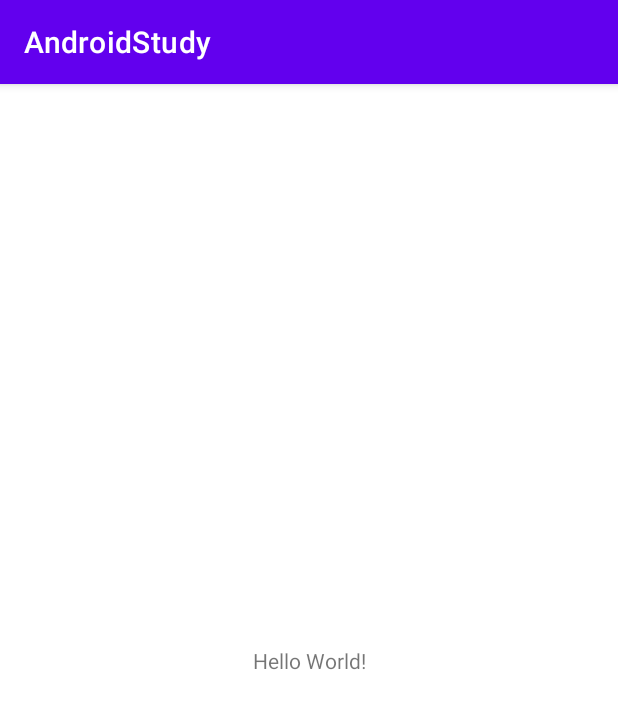
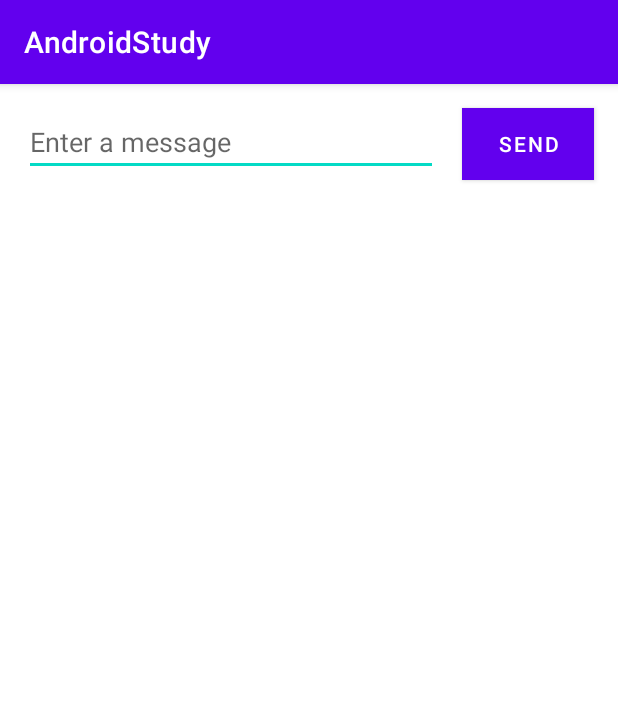
Before and after one commit to notes514/AndroidStudy, an Android app: the screen it shows after launch (MainActivity), on a phone screen of 412 x 824 dp. Shown: the top 709 px of the screen. Run offline under Robolectric (Android 15) with nearby library versions, the phone set to English and light mode, and no system bars.

Commit message:
第一个FristApp测试成功

```diff
--- a/app/src/main/res/layout/activity_main.xml
+++ b/app/src/main/res/layout/activity_main.xml
@@ -4,15 +4,36 @@
     xmlns:tools="http://schemas.android.com/tools"
     android:layout_width="match_parent"
     android:layout_height="match_parent"
-    tools:context=".MainActivity">
+    tools:context="com.android.study.MainActivity">
 
-    <TextView
+    <EditText
+        android:id="@+id/editTextPersonName"
+        android:layout_width="0dp"
+        android:layout_height="wrap_content"
+        android:layout_marginStart="16dp"
+        android:layout_marginTop="16dp"
+        android:ems="10"
+        android:hint="@string/edit_message"
+        android:inputType="textPersonName"
+        app:layout_constraintEnd_toStartOf="@+id/button"
+        app:layout_constraintHorizontal_bias="0.5"
+        app:layout_constraintStart_toStartOf="parent"
+        app:layout_constraintTop_toTopOf="parent"
+        tools:ignore="Autofill" />
+
+    <Button
+        android:id="@+id/button"
         android:layout_width="wrap_content"
         android:layout_height="wrap_content"
-        android:text="Hello World!"
-        app:layout_constraintBottom_toBottomOf="parent"
-        app:layout_constraintLeft_toLeftOf="parent"
-        app:layout_constraintRight_toRightOf="parent"
-        app:layout_constraintTop_toTopOf="parent" />
+        android:layout_marginStart="16dp"
+        android:layout_marginEnd="16dp"
+        android:background="@color/black"
+        android:onClick="sendMessage"
+        android:text="@string/button_send"
+        app:layout_constraintBaseline_toBaselineOf="@+id/editTextPersonName"
+        app:layout_constraintEnd_toEndOf="parent"
+        app:layout_constraintHorizontal_bias="0.5"
+        app:layout_constraintStart_toEndOf="@+id/editTextPersonName"
+        tools:ignore="OnClick" />
 
 </androidx.constraintlayout.widget.ConstraintLayout>
--- a/app/src/main/res/values/strings.xml
+++ b/app/src/main/res/values/strings.xml
@@ -1,3 +1,5 @@
 <resources>
     <string name="app_name">AndroidStudy</string>
+    <string name="edit_message">Enter a message</string>
+    <string name="button_send">Send</string>
 </resources>
```
Also changed, not shown: app/src/main/AndroidManifest.xml (+7 -0 lines), app/src/main/java/com/android/study/DisplayMessageActivity.java (added, +24 -0 lines), app/src/main/java/com/android/study/MainActivity.java (+14 -0 lines), app/src/main/res/layout/activity_display_message.xml (added, +20 -0 lines).
